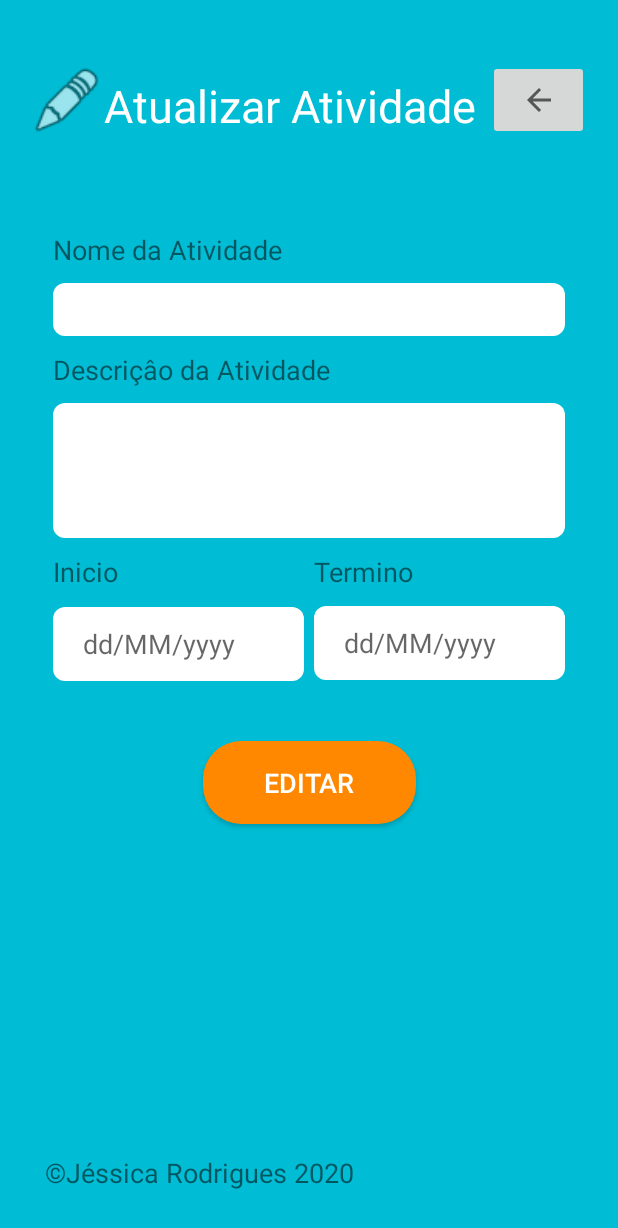
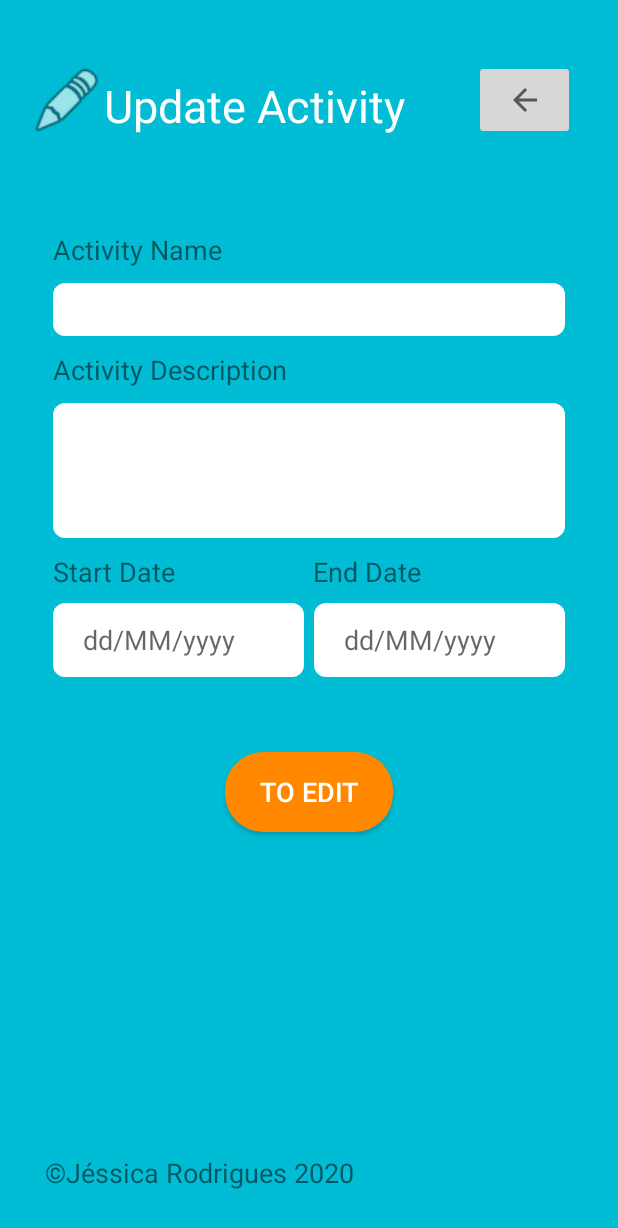
Before and after one commit to JessicaRodriguesdc/MyActivities, an Android app: the layout activity_edit.xml on its own in the app's theme, with its tools: preview values and no code run, on a phone screen of 412 x 824 dp. Shown: the top 1228 px of the screen. Run offline under Robolectric (Android 15) with nearby library versions, the phone set to English and light mode, and no system bars.

Commit message:
add internacionalização

```diff
--- a/app/src/main/AndroidManifest.xml
+++ b/app/src/main/AndroidManifest.xml
@@ -5,7 +5,7 @@
     <application
         android:allowBackup="true"
         android:icon="@mipmap/ic_launcher_logo"
-        android:label="Minhas Atividades"
+        android:label="@string/app_name"
         android:roundIcon="@mipmap/ic_launcher_logo"
         android:supportsRtl="true"
         android:theme="@style/AppTheme">
--- a/app/src/main/java/br/edu/uni/si/myactivities/AddActivity.java
+++ b/app/src/main/java/br/edu/uni/si/myactivities/AddActivity.java
@@ -52,7 +52,7 @@ public class AddActivity extends AppCompatActivity {
         etdDataInicio = (EditText) findViewById(R.id.etdDataInicio);
         etdDataTermino = (EditText) findViewById(R.id.etdDataTermino);
         btLimpar = (Button) findViewById(R.id.btLimpar);
-        btSalvar = (Button) findViewById(R.id.btEditar);
+        btSalvar = (Button) findViewById(R.id.btSalvar);
 
         ibVoltar.setOnClickListener(new View.OnClickListener() {
             @Override
@@ -82,7 +82,6 @@ public class AddActivity extends AppCompatActivity {
         try{
             mDataHelper = new DatabaseHelper(this.getApplicationContext());
             mConection = mDataHelper.getWritableDatabase();
-            Toast.makeText(this, "Banco criado com sucesso", Toast.LENGTH_SHORT).show();
         }catch(SQLException e){
             Toast.makeText(this,e.toString(),Toast.LENGTH_SHORT).show();
         }
--- a/app/src/main/java/br/edu/uni/si/myactivities/LoginActivity.java
+++ b/app/src/main/java/br/edu/uni/si/myactivities/LoginActivity.java
@@ -57,7 +57,7 @@ public class LoginActivity extends AppCompatActivity {
         try{
             mDataHelper = new DatabaseHelper(this.getApplicationContext());
             mConection = mDataHelper.getWritableDatabase();
-            Toast.makeText(this, "Banco criado com sucesso", Toast.LENGTH_SHORT).show();
+            Toast.makeText(this, "Banco conectado", Toast.LENGTH_SHORT).show();
         }catch(SQLException e){
             Toast.makeText(this,e.toString(),Toast.LENGTH_SHORT).show();
         }
--- a/app/src/main/java/br/edu/uni/si/myactivities/RegisterActivity.java
+++ b/app/src/main/java/br/edu/uni/si/myactivities/RegisterActivity.java
@@ -39,7 +39,7 @@ public class RegisterActivity extends AppCompatActivity {
         ettEmail = (EditText) findViewById(R.id.ettEmail);
         ettPassword = (EditText) findViewById(R.id.ettPassword);
         btLimpar = (Button) findViewById(R.id.btLimpar);
-        btSalvar = (Button) findViewById(R.id.btEditar);
+        btSalvar = (Button) findViewById(R.id.btSalvar);
 
         ibVoltar.setOnClickListener(new View.OnClickListener() {
             @Override
@@ -65,7 +65,6 @@ public class RegisterActivity extends AppCompatActivity {
         try{
             mDataHelper = new DatabaseHelper(this.getApplicationContext());
             mConection = mDataHelper.getWritableDatabase();
-            Toast.makeText(this, "Banco criado com sucesso", Toast.LENGTH_SHORT).show();
         }catch(SQLException e){
             Toast.makeText(this,e.toString(),Toast.LENGTH_SHORT).show();
         }
--- a/app/src/main/res/layout/activity_edit.xml
+++ b/app/src/main/res/layout/activity_edit.xml
@@ -6,6 +6,19 @@
     android:layout_height="match_parent"
     android:background="#00BCD4"
     tools:context=".EditActivity">
+
+    <Button
+        android:id="@+id/btEditar"
+        android:layout_width="112dp"
+        android:layout_height="53dp"
+        android:layout_marginTop="50dp"
+        android:background="@drawable/bg_button_rounder2"
+        android:text="@string/tbEdit"
+        android:textColor="@android:color/background_light"
+        android:textSize="18sp"
+        app:layout_constraintEnd_toEndOf="parent"
+        app:layout_constraintStart_toStartOf="parent"
+        app:layout_constraintTop_toBottomOf="@+id/etdDataInicio" />
 
     <EditText
         android:id="@+id/etdDataInicio"
@@ -24,24 +37,24 @@
 
     <TextView
         android:id="@+id/tvDataInicio"
-        android:layout_width="79dp"
-        android:layout_height="26dp"
+        android:layout_width="99dp"
+        android:layout_height="23dp"
         android:layout_marginStart="35dp"
         android:layout_marginLeft="35dp"
         android:layout_marginTop="10dp"
-        android:text="Inicio"
+        android:text="@string/tvStartDate"
         android:textSize="18sp"
         app:layout_constraintStart_toStartOf="parent"
         app:layout_constraintTop_toBottomOf="@+id/ettDescricaoAtividade" />
 
     <TextView
         android:id="@+id/tvDataTermino"
-        android:layout_width="77dp"
-        android:layout_height="25dp"
+        android:layout_width="113dp"
+        android:layout_height="23dp"
         android:layout_marginTop="10dp"
-        android:layout_marginEnd="125dp"
-        android:layout_marginRight="125dp"
-        android:text="Termino"
+        android:layout_marginEnd="90dp"
+        android:layout_marginRight="90dp"
+        android:text="@string/tvEndDate"
         android:textSize="18sp"
         app:layout_constraintEnd_toEndOf="parent"
         app:layout_constraintTop_toBottomOf="@+id/ettDescricaoAtividade" />
@@ -61,19 +74,6 @@
         app:layout_constraintEnd_toEndOf="parent"
         app:layout_constraintTop_toBottomOf="@+id/tvDataTermino" />
 
-    <Button
-        android:id="@+id/btEditar"
-        android:layout_width="142dp"
-        android:layout_height="55dp"
-        android:layout_marginTop="40dp"
-        android:background="@drawable/bg_button_rounder2"
-        android:text="Editar"
-        android:textColor="@android:color/background_light"
-        android:textSize="18sp"
-        app:layout_constraintEnd_toEndOf="parent"
-        app:layout_constraintStart_toStartOf="parent"
-        app:layout_constraintTop_toBottomOf="@+id/etdDataInicio" />
-
     <TextView
         android:id="@+id/tvDescricaoAtividade"
         android:layout_width="0dp"
@@ -83,7 +83,7 @@
         android:layout_marginTop="10dp"
         android:layout_marginEnd="35dp"
         android:layout_marginRight="35dp"
-        android:text="Descriçâo da Atividade"
+        android:text="@string/tvActivityDescription"
         android:textSize="18sp"
         app:layout_constraintEnd_toEndOf="parent"
         app:layout_constraintStart_toStartOf="parent"
@@ -133,7 +133,7 @@
         android:layout_marginTop="60dp"
         android:layout_marginEnd="35dp"
         android:layout_marginRight="35dp"
-        android:text="Nome da Atividade"
+        android:text="@string/tvActivityName"
         android:textSize="18sp"
         app:layout_constraintEnd_toEndOf="parent"
         app:layout_constraintStart_toStartOf="parent"
@@ -144,7 +144,7 @@
         android:layout_width="0dp"
         android:layout_height="wrap_content"
         android:layout_marginTop="50dp"
-        android:text="Atualizar Atividade"
+        android:text="@string/tvTitleUpdate"
         android:textColor="@android:color/background_light"
         android:textSize="30sp"
         app:layout_constraintStart_toEndOf="@+id/ivAdd"
@@ -170,7 +170,7 @@
         android:layout_marginEnd="30dp"
         android:layout_marginRight="30dp"
         android:layout_marginBottom="30dp"
-        android:text="©Jéssica Rodrigues 2020"
+        android:text="@string/tvDev"
         android:textSize="18sp"
         app:layout_constraintBottom_toBottomOf="parent"
         app:layout_constraintEnd_toEndOf="parent"
--- a/app/src/main/res/layout/activity_list.xml
+++ b/app/src/main/res/layout/activity_list.xml
@@ -16,7 +16,7 @@
         android:layout_marginEnd="30dp"
         android:layout_marginRight="30dp"
         android:layout_marginBottom="30dp"
-        android:text="©Jéssica Rodrigues 2020"
+        android:text="@string/tvDev"
         android:textSize="18sp"
         app:layout_constraintBottom_toBottomOf="parent"
         app:layout_constraintEnd_toEndOf="parent"
@@ -38,7 +38,7 @@
         android:layout_width="wrap_content"
         android:layout_height="wrap_content"
         android:layout_marginTop="50dp"
-        android:text="Listagem"
+        android:text="@string/tvListing"
         android:textColor="@android:color/background_light"
         android:textSize="30sp"
         app:layout_constraintStart_toEndOf="@+id/ivListagem"
--- a/app/src/main/res/layout/activity_menu.xml
+++ b/app/src/main/res/layout/activity_menu.xml
@@ -30,7 +30,7 @@
         android:layout_width="98dp"
         android:layout_height="47dp"
         android:layout_marginTop="48dp"
-        android:text="Menu"
+        android:text="@string/tvTitleMenu"
         android:textColor="@android:color/background_light"
         android:textSize="30sp"
         app:layout_constraintStart_toEndOf="@+id/ivMenu"
@@ -56,7 +56,7 @@
         android:layout_marginEnd="30dp"
         android:layout_marginRight="30dp"
         android:layout_marginBottom="30dp"
-        android:text="©Jéssica Rodrigues 2020"
+        android:text="@string/tvDev"
         android:textSize="18sp"
         app:layout_constraintBottom_toBottomOf="parent"
         app:layout_constraintEnd_toEndOf="parent"
--- a/app/src/main/res/values/strings.xml
+++ b/app/src/main/res/values/strings.xml
@@ -1,3 +1,28 @@
 <resources>
-    <string name="app_name">MyActivities</string>
+    <string name="app_name">My Activities</string>
+    <string name="btnLog">Log in</string>
+    <string name="btnSing">Sign Up</string>
+    <string name="tvManage">Manage your routine</string>
+    <string name="tvDev">©Jéssica Rodrigues 2020</string>
+    <string name="tvTitleMenu">Menu</string>
+    <string name="ettLog">fulano@gmail.com</string>
+    <string name="ettPass">xxxxxxxxxxxx</string>
+    <string name="btLog">Log</string>
+    <string name="tvTitleSign">Sign up</string>
+    <string name="tvName">Name</string>
+    <string name="tvEmail">E-mail</string>
+    <string name="tvPassword">Password</string>
+    <string name="btSave">To save</string>
+    <string name="tbClean">To clean</string>
+    <string name="tvListing">Listing</string>
+    <string name="btDelete">Delete</string>
+    <string name="tvDescription">Description</string>
+    <string name="tvPeriod">Up until</string>
+    <string name="tbEdit">To edit</string>
+    <string name="tvTitleNew">New Activity</string>
+    <string name="tvActivityName">Activity Name</string>
+    <string name="tvActivityDescription">Activity Description</string>
+    <string name="tvStartDate">Start Date</string>
+    <string name="tvEndDate">End Date</string>
+    <string name="tvTitleUpdate">Update Activity</string>
 </resources>
```
Also changed, not shown: app/src/main/res/layout/activity_add.xml (+15 -15 lines), app/src/main/res/layout/activity_login.xml (+4 -4 lines), app/src/main/res/layout/activity_main.xml (+4 -4 lines), app/src/main/res/layout/activity_register.xml (+21 -19 lines), app/src/main/res/layout/activity_view.xml (+23 -22 lines), 1 other file.
